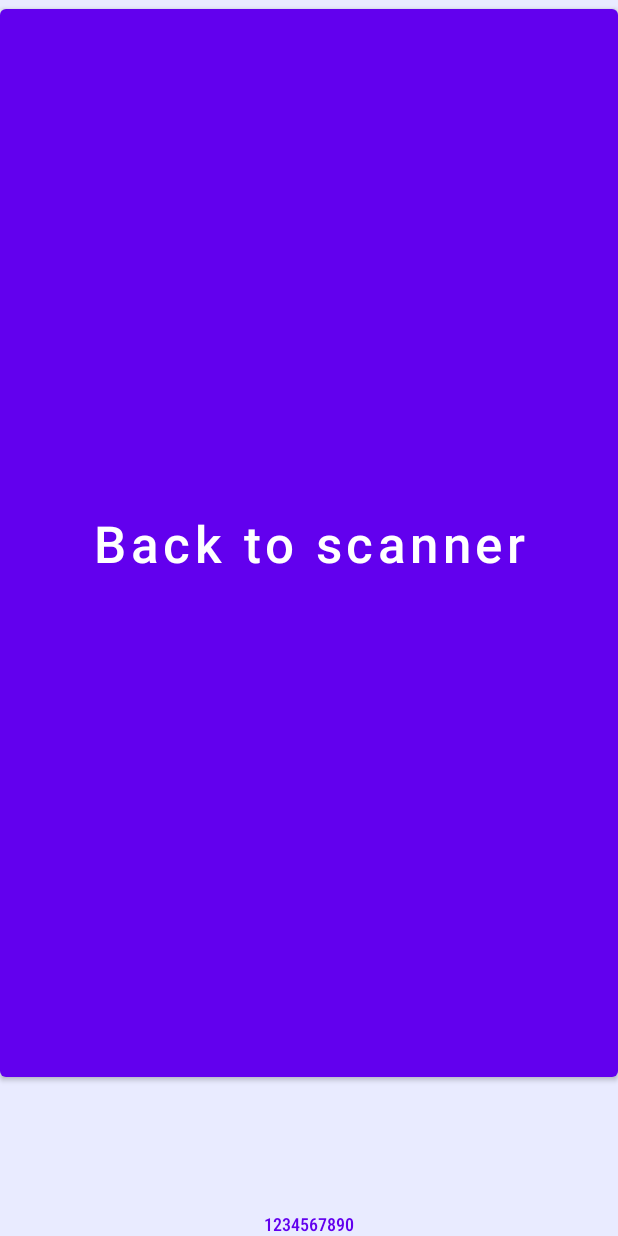
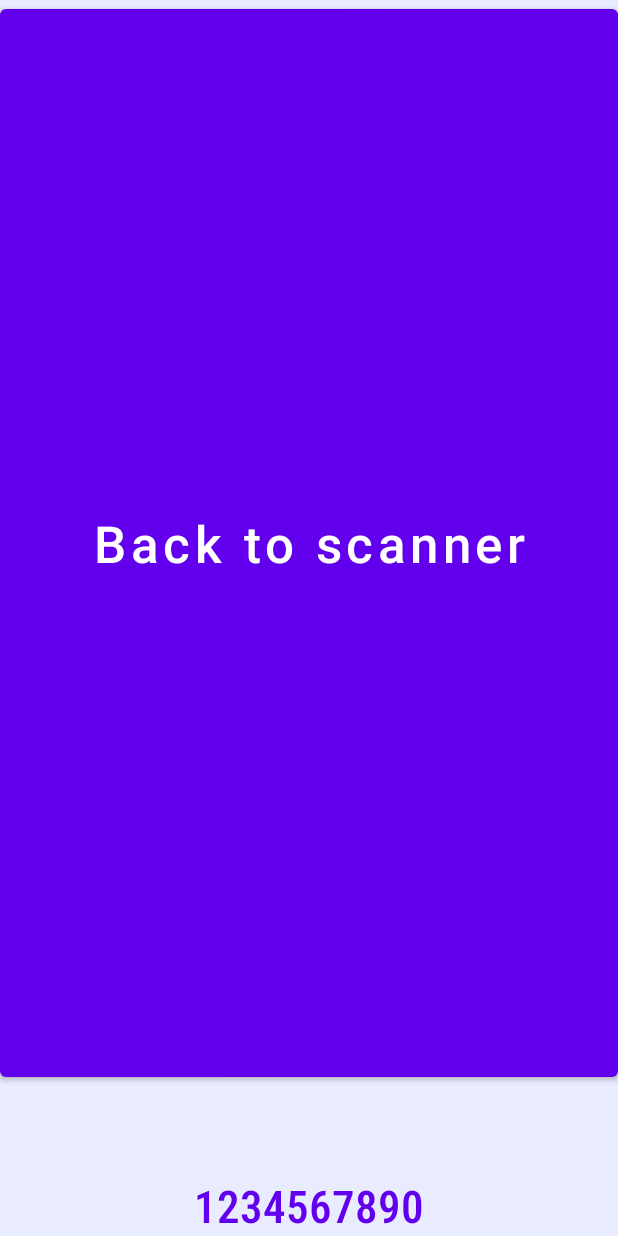
Before and after one commit to apodgorov/PaintingScanner, an Android app: the layout fragment_success.xml on its own in the app's theme, with its tools: preview values and no code run, on a phone screen of 412 x 824 dp. Run offline under Robolectric (Android 15) with nearby library versions, the phone set to English and light mode, and no system bars.

Commit message:
Update fragment_success.xml

```diff
--- a/app/src/main/res/layout/fragment_success.xml
+++ b/app/src/main/res/layout/fragment_success.xml
@@ -27,7 +27,7 @@
         android:layout_height="wrap_content"
         android:fontFamily="sans-serif-condensed-medium"
         android:textColor="?attr/colorPrimary"
-        android:textSize="12sp"
+        android:textSize="30sp"
         android:layout_marginTop="10dp"
         app:layout_constraintBottom_toBottomOf="parent"
         app:layout_constraintEnd_toEndOf="parent"
```
